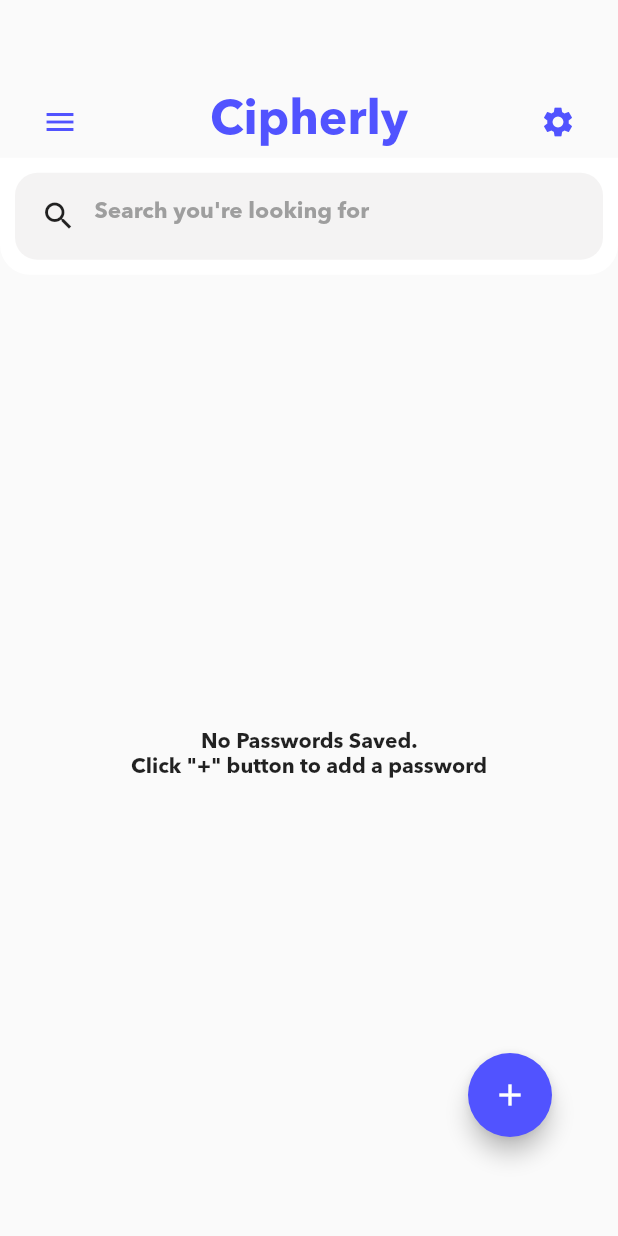
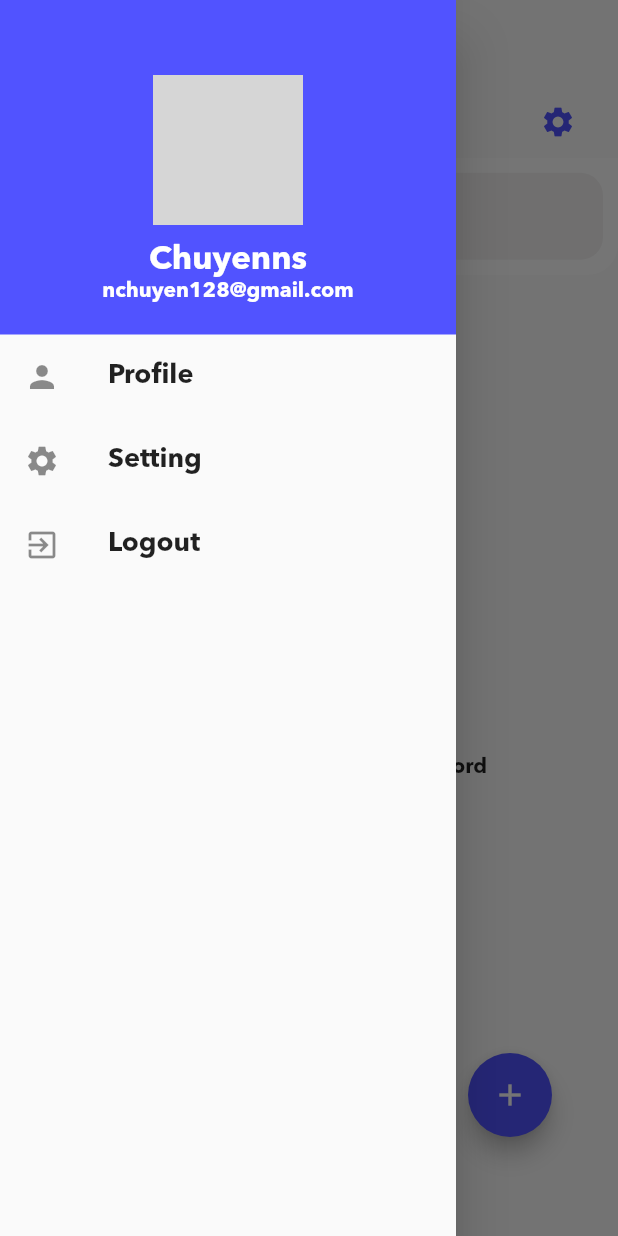
Before and after one commit to hades12x1/Storage_Infomation, a Flutter app: the PasswordHomepage screen opened directly, with the side drawer open (before the commit the screen has no drawer), on a phone screen of 412 x 824 dp. Run offline on Flutter 3.47's test engine with Material 2 defaults, Android fonts, the phone set to English and light mode, and no system bars; our stand-ins replace dynamic_theme, flutter_secure_storage, local_auth, shared_preferences, sqflite; missing offline and left inert: encrypt, flutter_material_color_picker, password_strength; accounts and stored records are empty; network calls fail; grey boxes are pictures that could not be loaded.

Commit message:
Add slidebar

```diff
--- /dev/null
+++ b/lib/pages/MainDrawer.dart
@@ -0,0 +1,64 @@
+import 'package:flutter/cupertino.dart';
+import 'package:flutter/material.dart';
+import 'package:storage_infomation/pages/GreetingsPage.dart';
+
+class MainDrawer extends StatelessWidget {
+
+  @override
+  Widget build(BuildContext context) {
+    return Drawer(
+      child: Column(
+        children: <Widget>[
+          Container(
+            width: double.infinity,
+            padding: EdgeInsets.all(20),
+            color: Theme.of(context).primaryColor,
+            child: Center(
+              child: Column(
+                children: <Widget>[
+                  Container(
+                    width: 100,
+                    height: 100,
+                    margin: EdgeInsets.only(
+                      top: 30,
+                      bottom: 10
+                    ),
+                    decoration: BoxDecoration(
+                      shape: BoxShape.circle,
+                      image: DecorationImage(
+                        image: NetworkImage('https://p7.hiclipart.com/preview/955/126/554/lego-batman-2-dc-super-heroes-youtube-superhero-iphone-6-plus-batman-thumbnail.jpg'),
+                        fit: BoxFit.fill
+                      ),
+                    ),
+                  ),
+                  Text('Chuyenns', style: TextStyle(fontSize: 22, color: Colors.white),),
+                  Text('nchuyen128@gmail.com', style: TextStyle(color: Colors.white),)
+                ],
+              ),
+            ),
+          ),
+          ListTile(
+            leading: Icon(Icons.person),
+            title: Text('Profile', style: TextStyle(fontSize: 18),),
+            onTap: null,
+          ),
+          ListTile(
+            leading: Icon(Icons.settings),
+            title: Text('Setting', style: TextStyle(fontSize: 18),),
+            onTap: null,
+          ),
+          ListTile(
+            leading: Icon(Icons.exit_to_app),
+            title: Text('Logout', style: TextStyle(fontSize: 18),),
+            onTap: () {
+              Navigator.of(context).pop();
+              Navigator.of(context).push(
+                  new MaterialPageRoute(builder: (BuildContext context) => new GreetingsPage())
+              );
+            },
+          )
+        ],
+      )
+    );
+  }
+}
--- a/lib/pages/PasswordHomepage.dart
+++ b/lib/pages/PasswordHomepage.dart
@@ -6,6 +6,7 @@ import 'package:storage_infomation/model/PasswordModel.dart';
 import 'package:storage_infomation/pages/ViewPasswordPage.dart';
 
 import 'AddPasswordPage.dart';
+import 'MainDrawer.dart';
 import 'SettingsPage.dart';
 
 class PasswordHomepage extends StatefulWidget {
@@ -18,6 +19,7 @@ class PasswordHomepage extends StatefulWidget {
 }
 
 class _PasswordHomepageState extends State<PasswordHomepage> {
+  final GlobalKey<ScaffoldState> _scaffoldKey = new GlobalKey<ScaffoldState>();
   int pickedIcon;
 
   List<Icon> icons = [
@@ -60,6 +62,8 @@ class _PasswordHomepageState extends State<PasswordHomepage> {
     Color primaryColor = Theme.of(context).primaryColor;
 
     return Scaffold(
+      key: _scaffoldKey,
+      drawer: new MainDrawer(),
       body: Column(
         crossAxisAlignment: CrossAxisAlignment.start,
         children: <Widget>[
@@ -75,11 +79,7 @@ class _PasswordHomepageState extends State<PasswordHomepage> {
                         Icons.menu_outlined,
                         color: primaryColor,
                       ),
-                      onPressed: () {
-                        Navigator.push(
-                            context,
-                            MaterialPageRoute(builder: (BuildContext context) => SettingsPage()));
-                      },
+                      onPressed: () => _scaffoldKey.currentState.openDrawer()
                     ),
                     Text(
                       "Cipherly",
```
